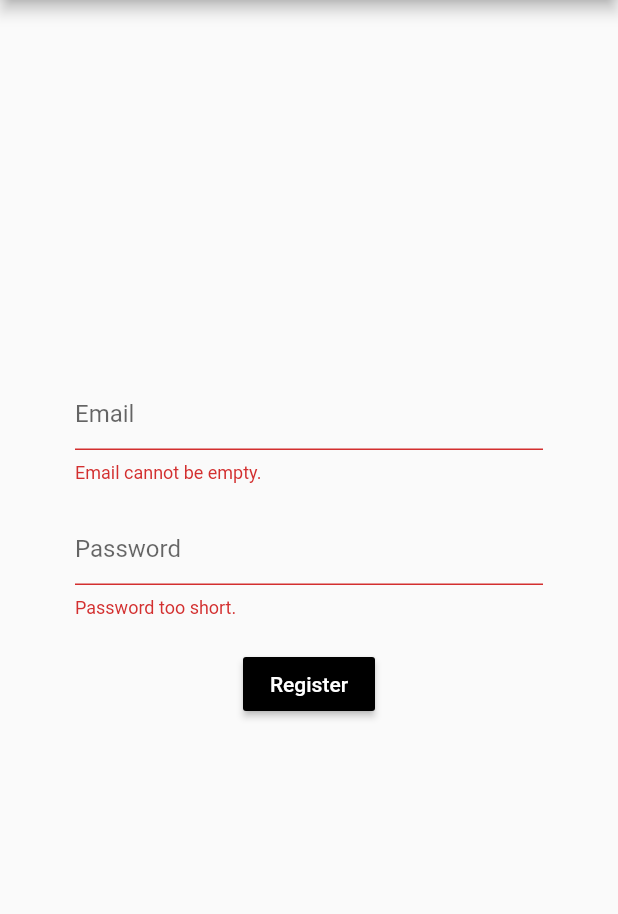
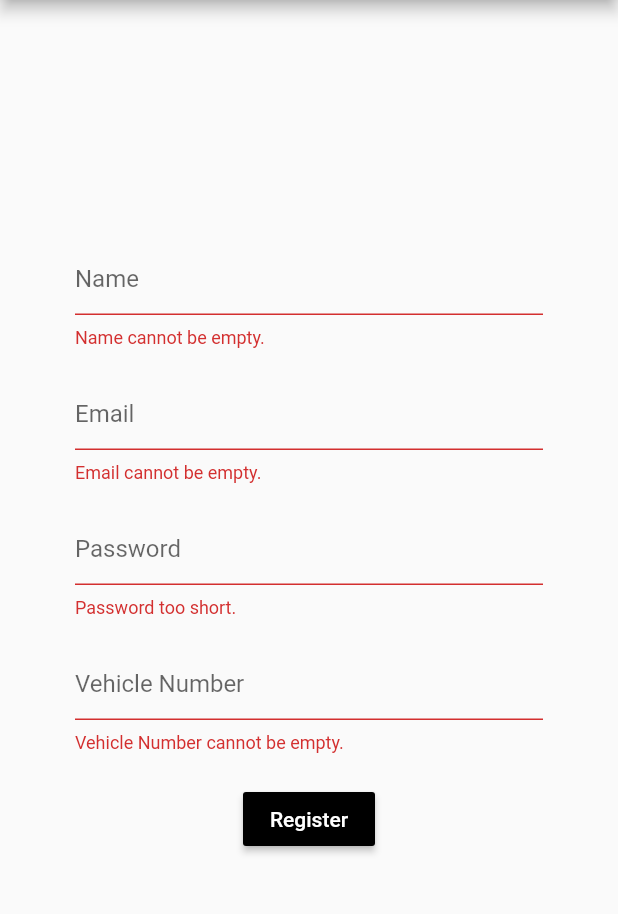
Before and after one commit to 0xbhvn/parking, a Flutter app: the Register screen opened directly, after a tap on "Register", on a phone screen of 412 x 824 dp, the part 84-998 px from its top. Run offline on Flutter 3.47's test engine with Material 2 defaults, Android fonts, the phone set to English and light mode, and no system bars; our stand-ins replace cloud_firestore, firebase_auth; accounts and stored records are empty.

Commit message:
take name and vehicle number

```diff
--- a/lib/screens/authenticate/register.dart
+++ b/lib/screens/authenticate/register.dart
@@ -15,6 +15,8 @@ class _RegisterState extends State<Register> {
 
   String email = '';
   String password = '';
+  String name = '';
+  String vehicleNumber = '';
   String error = '';
 
   @override
@@ -48,6 +50,17 @@ class _RegisterState extends State<Register> {
               children: <Widget>[
                 TextFormField(
                   onChanged: (val) {
+                    setState(() => name = val);
+                  },
+                  validator: (val) =>
+                  val.isEmpty ? 'Name cannot be empty.' : null,
+                  decoration: InputDecoration(
+                    hintText: 'Name',
+                  ),
+                ),
+                SizedBox(height: 20.0),
+                TextFormField(
+                  onChanged: (val) {
                     setState(() => email = val);
                   },
                   validator: (val) =>
@@ -69,14 +82,22 @@ class _RegisterState extends State<Register> {
                   ),
                 ),
                 SizedBox(height: 20.0),
+                TextFormField(
+                  onChanged: (val) {
+                    setState(() => vehicleNumber = val);
+                  },
+                  validator: (val) =>
+                  val.isEmpty ? 'Vehicle Number cannot be empty.' : null,
+                  decoration: InputDecoration(
+                    hintText: 'Vehicle Number',
+                  ),
+                ),
+                SizedBox(height: 20.0),
                 RaisedButton(
                   onPressed: () async {
-                    print(email);
-                    print(password);
-
                     if (_formKey.currentState.validate()) {
                       dynamic result = await _auth.registerWithEmailAndPassword(
-                          email, password);
+                          name, email, password, vehicleNumber);
 
                       if (result == null) {
                         setState(() {
--- a/lib/services/auth.dart
+++ b/lib/services/auth.dart
@@ -26,13 +26,13 @@ class AuthService {
     }
   }
 
-  Future registerWithEmailAndPassword(String email, String password) async {
+  Future registerWithEmailAndPassword(String name, String email, String password, String vehicleNumber) async {
     try {
       AuthResult result = await _auth.createUserWithEmailAndPassword(
           email: email, password: password);
       FirebaseUser user = result.user;
       await DatabaseService(uid: user.uid)
-          .updateUserData('Bhaven Kakade', 'MH47AC7996');
+          .updateUserData(name, vehicleNumber);
 
       return _userFromFirebaseUser(user);
     } catch (e) {
```
